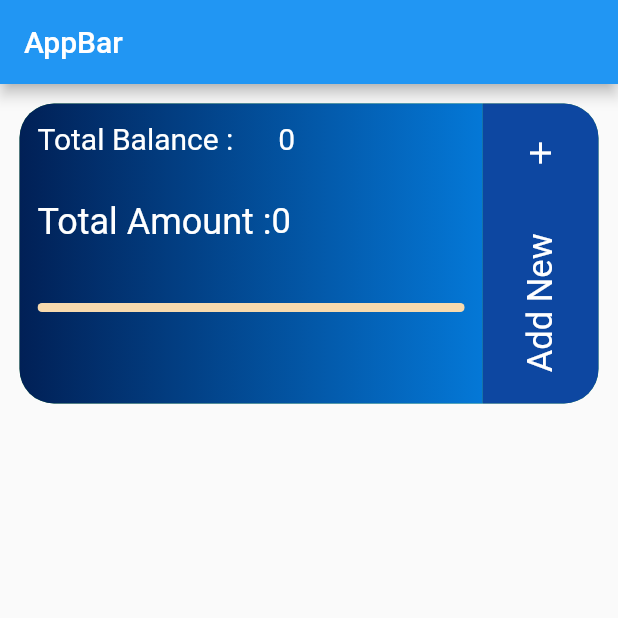
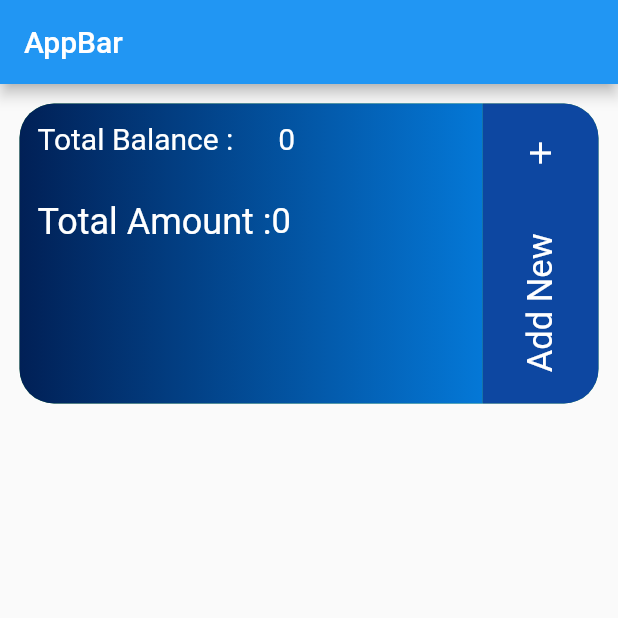
Before and after one commit to anivkuttan/BALANCE, a Flutter app: the screen it shows after launch, on a phone screen of 412 x 824 dp, the top half of it. Run offline on Flutter 3.47's test engine with Material 2 defaults, Android fonts, the phone set to English and light mode, and no system bars; our stand-ins replace get, hive_flutter; accounts and stored records are empty.

Commit message:
color changed

```diff
--- a/lib/Controller/get_controller.dart
+++ b/lib/Controller/get_controller.dart
@@ -1,3 +1,5 @@
+
+
 import 'package:balance/Controller/data_base_helper.dart';
 import 'package:balance/Model/person_model.dart';
 import 'package:flutter/material.dart';
--- a/lib/View/home_page.dart
+++ b/lib/View/home_page.dart
@@ -53,7 +53,7 @@ class _HomePageState extends State<HomePage> {
                             height: 50,
                             width: 80,
                             decoration: BoxDecoration(
-                              color: person.balance.isNegative ? Colors.red : Colors.green,
+                              color: person.balance.isNegative ? Colors.red : const Color.fromARGB(255, 101, 141, 232),
                               borderRadius: BorderRadius.circular(13),
                             ),
                             alignment: Alignment.center,
@@ -67,9 +67,9 @@ class _HomePageState extends State<HomePage> {
                       ),
                       children: [
                         Container(
-                          color: const Color.fromARGB(255, 200, 205, 200),
+                          color: const Color.fromARGB(255, 139, 198, 240),
                           alignment: Alignment.center,
-                          height: 260,
+                          height: 200,
                           child: Column(
                             children: [
                               Text(person.discreption),
@@ -164,19 +164,6 @@ class BuildContainer extends StatelessWidget {
                   const SizedBox(height: 30),
                   BuildAdvanceAmountWidget(personController: personController),
                   const SizedBox(height: 40),
-                  ClipRRect(
-                    borderRadius: BorderRadius.circular(23),
-                    child: SizedBox(
-                      height: 6,
-                      child: LinearProgressIndicator(
-                        value:personController.totalBalanceAmount.value/0.1,
-                        valueColor: const AlwaysStoppedAnimation<Color>(
-                          Color.fromARGB(255, 26, 91, 241),
-                        ),
-                        backgroundColor: const Color.fromARGB(255, 247, 218, 174),
-                      ),
-                    ),
-                  ),
                 ],
               ),
             ),
```
Also changed, not shown: lib/View/add_edit_page.dart (+10 -3 lines).
